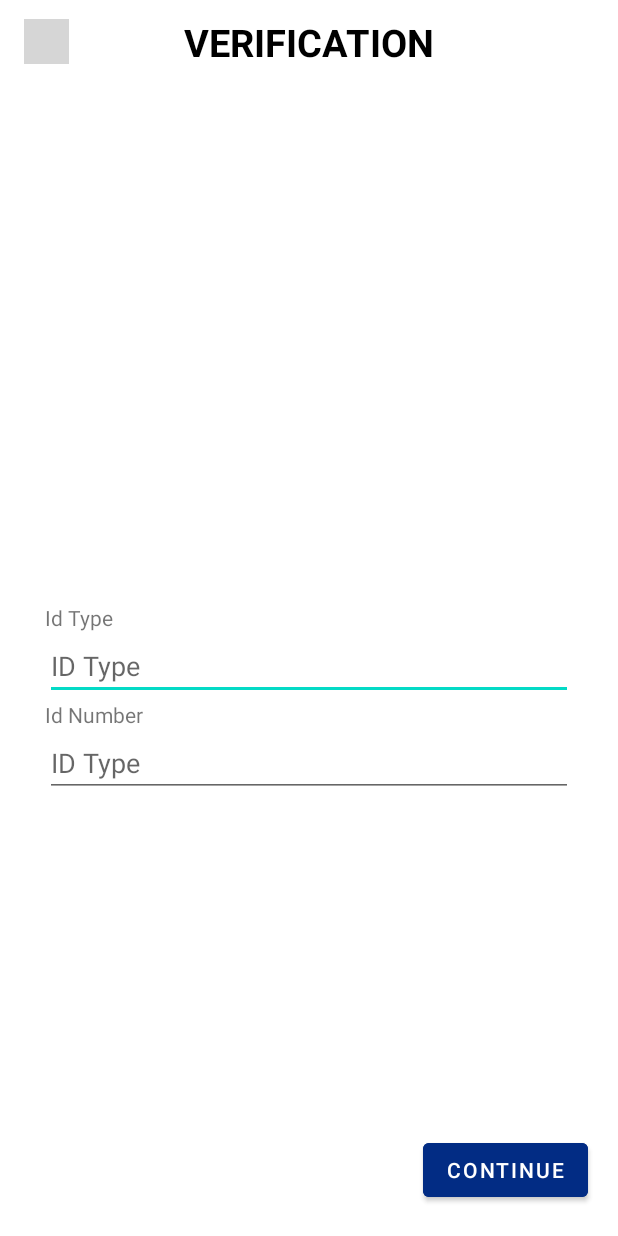
After one commit to chrstphrpnr/SafePlace-Mobile-Application, an Android app: the IdentificationCardInformationActivity screen opened directly, with no data from a screen before it, on a phone screen of 412 x 824 dp. The commit adds this screen. Run offline under Robolectric (Android 15) with nearby library versions, the phone set to English and light mode, and no system bars; our stand-ins replace Volley; grey boxes are pictures that could not be loaded.

Commit message:
Verification Process

```diff
--- /dev/null
+++ b/app/src/main/java/org/tup/safeplace/Verification/IdentificationCardInformationActivity.java
@@ -0,0 +1,133 @@
+package org.tup.safeplace.Verification;
+
+import androidx.annotation.Nullable;
+import androidx.appcompat.app.AppCompatActivity;
+
+import android.content.Context;
+import android.content.Intent;
+import android.content.SharedPreferences;
+import android.media.Image;
+import android.os.Bundle;
+import android.widget.Button;
+import android.widget.EditText;
+import android.widget.ImageView;
+import android.widget.Toast;
+
+import com.android.volley.AuthFailureError;
+import com.android.volley.Request;
+import com.android.volley.RequestQueue;
+import com.android.volley.Response;
+import com.android.volley.VolleyError;
+import com.android.volley.toolbox.StringRequest;
+import com.android.volley.toolbox.Volley;
+
+import org.json.JSONArray;
+import org.json.JSONObject;
+import org.tup.safeplace.Authentication.UserInfoRegisterActivity;
+import org.tup.safeplace.Constants.API;
+import org.tup.safeplace.HomeScreen.SafePlaceHomeScreenActivity;
+import org.tup.safeplace.R;
+
+import java.util.HashMap;
+import java.util.Map;
+
+public class IdentificationCardInformationActivity extends AppCompatActivity {
+
+    private EditText edtCardType,edtCardNumber;
+    private Button btnContinue;
+    private ImageView btnback;
+    private SharedPreferences userPref;
+
+
+    @Override
+    protected void onCreate(Bundle savedInstanceState) {
+        super.onCreate(savedInstanceState);
+        setContentView(R.layout.activity_identification_card_information);
+        init();
+    }
+
+    private void init(){
+        userPref = getSharedPreferences("user", Context.MODE_PRIVATE);
+
+
+        edtCardType = findViewById(R.id.edtIdentificationCardType);
+        edtCardNumber = findViewById(R.id.edtIdentificationCardNumber);
+        btnContinue = findViewById(R.id.btnContinueCardInformation);
+        btnback = findViewById(R.id.btnCardInfoBack);
+
+        btnback.setOnClickListener(v->{
+            onBackPressed();
+        });
+
+        btnContinue.setOnClickListener(v->{
+            postCardDetails();
+        });
+
+    }
+
+    private void postCardDetails(){
+
+        String id_type = edtCardType.getText().toString().trim();
+        String id_number = edtCardNumber.getText().toString().trim();
+
+        StringRequest request = new StringRequest(Request.Method.POST, API.id_information, response -> {
+
+            try{
+
+                JSONObject jsonObject = new JSONObject(response);
+                JSONArray jsonArray = jsonObject.getJSONArray("user");
+                if(jsonObject.getBoolean("success")){
+                    for (int i = 0; i <jsonArray.length(); i++) {
+                        JSONObject object = jsonArray.getJSONObject(i);
+
+                        SharedPreferences.Editor editor = userPref.edit();
+                        editor.putString("id_type",object.getString("id_type"));
+                        editor.putString("id_number",object.getString("id_number"));
+
+//                        editor.putBoolean("IsIdDetails",true);
+                        editor.apply();
+                    }
+
+                    Toast.makeText(this, "Success", Toast.LENGTH_SHORT).show();
+                    startActivity(new Intent(IdentificationCardInformationActivity.this, SafePlaceHomeScreenActivity.class));
+                    finish();
+                }
+
+            } catch (Exception e){
+                Toast.makeText(this, "Please Try Again", Toast.LENGTH_SHORT).show();
+                e.printStackTrace();
+            }
+
+
+
+        }, error -> {
+
+            Toast.makeText(this, "Error in Connection", Toast.LENGTH_SHORT).show();
+            error.printStackTrace();
+
+        }){
+
+            @Override
+            public Map<String, String> getHeaders() throws AuthFailureError {
+                String token = userPref.getString("token","");
+                HashMap<String, String> map =new HashMap<>();
+                map.put("Authorization","Bearer "+token);
+                return map;
+            }
+
+            @Nullable
+            @Override
+            protected Map<String, String> getParams() throws AuthFailureError {
+                HashMap<String, String> map = new HashMap<>();
+                map.put("id_type",id_type);
+                map.put("id_number",id_number);
+                return map;
+            }
+        };
+
+        RequestQueue requestQueue = Volley.newRequestQueue(this);
+        requestQueue.add(request);
+
+    }
+
+}
--- /dev/null
+++ b/app/src/main/res/layout/activity_identification_card_information.xml
@@ -0,0 +1,122 @@
+<?xml version="1.0" encoding="utf-8"?>
+<RelativeLayout xmlns:android="http://schemas.android.com/apk/res/android"
+    xmlns:app="http://schemas.android.com/apk/res-auto"
+    xmlns:tools="http://schemas.android.com/tools"
+    android:layout_width="match_parent"
+    android:layout_height="match_parent"
+    tools:context=".Verification.IdentificationCardInformationActivity">
+
+    <LinearLayout
+        android:id="@+id/taskbarVerification"
+        android:layout_width="match_parent"
+        android:layout_height="wrap_content"
+        android:orientation="vertical"
+        >
+
+        <com.google.android.material.appbar.AppBarLayout
+            android:layout_width="match_parent"
+            android:layout_height="wrap_content"
+            >
+
+            <androidx.appcompat.widget.Toolbar
+                android:background="@color/white"
+                android:id="@+id/toolbar"
+                android:layout_width="match_parent"
+                android:layout_height="match_parent">
+
+                <ImageView
+                    android:id="@+id/btnCardInfoBack"
+                    android:layout_centerVertical="true"
+                    android:src="@drawable/ic_back"
+                    android:layout_width="30dp"
+                    android:layout_height="30dp"/>
+
+                <LinearLayout
+                    android:layout_width="wrap_content"
+                    android:layout_height="match_parent"
+                    android:layout_gravity="center_horizontal"
+                    android:orientation="horizontal">
+
+
+                    <TextView
+                        android:layout_gravity="center"
+                        android:layout_width="wrap_content"
+                        android:layout_height="wrap_content"
+                        android:text="VERIFICATION"
+                        android:textColor="@color/black"
+                        android:textSize="25dp"
+                        android:textStyle="bold" />
+
+
+                </LinearLayout>
+
+
+
+
+            </androidx.appcompat.widget.Toolbar>
+
+
+        </com.google.android.material.appbar.AppBarLayout>
+
+
+    </LinearLayout>
+
+    <RelativeLayout
+        android:layout_width="match_parent"
+        android:layout_height="match_parent"
+        android:layout_marginHorizontal="30dp"
+        >
+
+        <TextView
+            android:layout_centerInParent="true"
+            android:id="@+id/txtTitleIdType"
+            android:layout_width="match_parent"
+            android:layout_height="wrap_content"
+            android:text="Id Type"
+            android:layout_below="@+id/taskbarVerification"
+            />
+
+        <EditText
+            android:id="@+id/edtIdentificationCardType"
+            android:layout_width="match_parent"
+            android:layout_height="wrap_content"
+            android:hint="ID Type"
+            android:layout_below="@+id/txtTitleIdType"
+            />
+
+        <TextView
+            android:id="@+id/txtTitleIdNumber"
+            android:layout_width="match_parent"
+            android:layout_height="wrap_content"
+            android:text="Id Number"
+            android:layout_below="@+id/edtIdentificationCardType"
+            />
+
+        <EditText
+            android:id="@+id/edtIdentificationCardNumber"
+            android:layout_width="match_parent"
+            android:layout_height="wrap_content"
+            android:hint="ID Type"
+            android:layout_below="@+id/txtTitleIdNumber"
+            />
+
+    </RelativeLayout>
+
+
+    <Button
+        android:id="@+id/btnContinueCardInformation"
+        android:layout_width="wrap_content"
+        android:layout_height="wrap_content"
+        android:backgroundTint="@color/safeplace_btnblue"
+        android:layout_alignParentBottom="true"
+        android:layout_alignParentEnd="true"
+        android:layout_alignParentRight="true"
+        android:layout_margin="20dp"
+        android:text="CONTINUE"
+        />
+
+
+
+
+
+</RelativeLayout>
```
Also changed, not shown: app/src/main/AndroidManifest.xml (+15 -1 lines), app/src/main/java/org/tup/safeplace/Constants/API.java (+12 -2 lines), app/src/main/java/org/tup/safeplace/HomeScreen/SafePlaceHomeScreenActivity.java (+2 -8 lines), app/src/main/java/org/tup/safeplace/Verification/GuideOneFragment.java (added, +48 -0 lines), app/src/main/java/org/tup/safeplace/Verification/GuideThreeFragment.java (added, +45 -0 lines), app/src/main/java/org/tup/safeplace/Verification/GuideTwoFragment.java (added, +39 -0 lines), app/src/main/java/org/tup/safeplace/Verification/IdentificationCardPictureActivity.java (added, +16 -0 lines), app/src/main/java/org/tup/safeplace/Verification/VerificationActivity.java (added, +18 -0 lines), app/src/main/res/layout/activity_identification_card_picture.xml (added, +9 -0 lines), app/src/main/res/layout/activity_verification.xml (added, +10 -0 lines), app/src/main/res/layout/fragment_guide_one.xml (added, +87 -0 lines), app/src/main/res/layout/fragment_guide_three.xml (added, +87 -0 lines), app/src/main/res/layout/fragment_guide_two.xml (added, +88 -0 lines).
